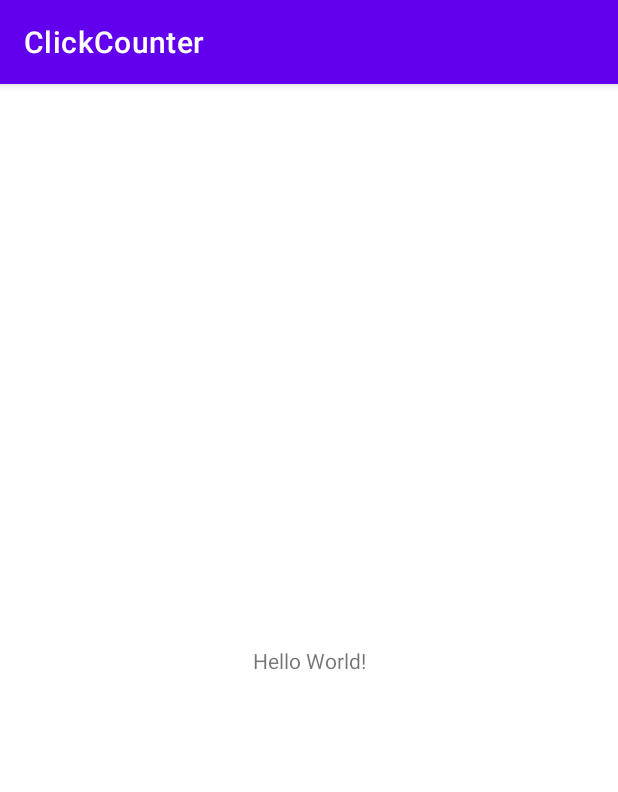
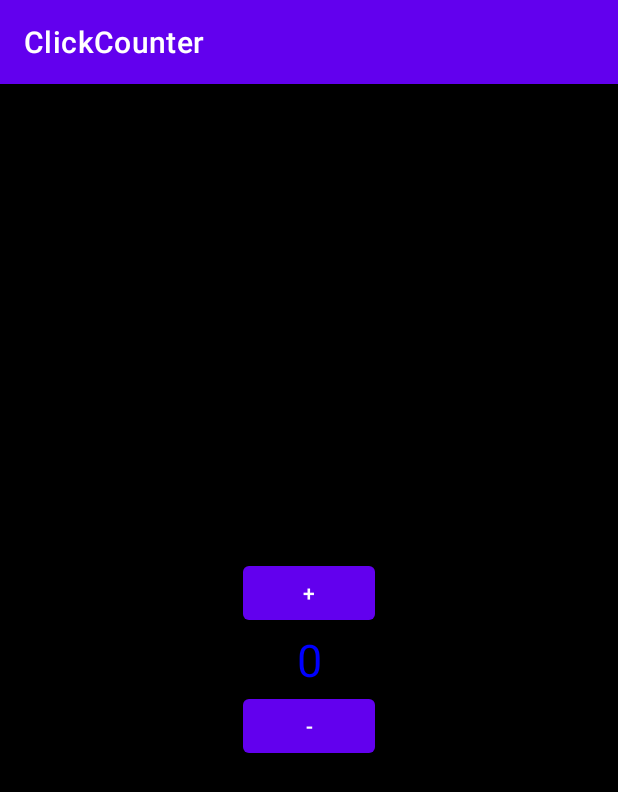
Before and after one commit to greengamerhu/ClickCounter, an Android app: the screen it shows after launch (MainActivity), on a phone screen of 412 x 824 dp. Shown: the top 792 px of the screen. Run offline under Robolectric (Android 15) with nearby library versions, the phone set to English and light mode, and no system bars.

Commit message:
Alapfeladat Kész

```diff
--- a/app/src/main/java/com/example/clickcounter/MainActivity.java
+++ b/app/src/main/java/com/example/clickcounter/MainActivity.java
@@ -2,13 +2,87 @@ package com.example.clickcounter;
 
 import androidx.appcompat.app.AppCompatActivity;
 
+import android.graphics.Color;
+import android.graphics.ImageFormat;
 import android.os.Bundle;
+import android.text.Editable;
+import android.text.TextWatcher;
+import android.view.View;
+import android.widget.Button;
+import android.widget.TextView;
+
+import org.w3c.dom.Text;
 
 public class MainActivity extends AppCompatActivity {
 
+    private Button buttonPlussz;
+    private Button buttonMinusz;
+    private TextView TextViewOut;
+    private int szam;
     @Override
     protected void onCreate(Bundle savedInstanceState) {
         super.onCreate(savedInstanceState);
         setContentView(R.layout.activity_main);
+        init();
+
+        TextViewOut.setText("0");
+        TextViewOut.setTextColor(Color.BLUE);
+        TextViewOut.setOnClickListener(new View.OnClickListener() {
+            @Override
+            public void onClick(View view) {
+                TextViewOut.setText("0");
+                TextViewOut.setTextColor(Color.BLUE);
+            }
+
+        });
+        TextViewOut.addTextChangedListener(new TextWatcher() {
+            @Override
+            public void beforeTextChanged(CharSequence charSequence, int i, int i1, int i2) {
+
+            }
+
+            @Override
+            public void onTextChanged(CharSequence charSequence, int i, int i1, int i2) {
+                if (szam > 0) {
+                    TextViewOut.setTextColor(Color.GREEN);
+
+                } else if (szam < 0) {
+                    TextViewOut.setTextColor(Color.RED);
+
+                } else {
+                    TextViewOut.setTextColor(Color.BLUE);
+
+                }
+            }
+
+            @Override
+            public void afterTextChanged(Editable editable) {
+
+            }
+        });
+
+        buttonPlussz.setOnClickListener(new View.OnClickListener() {
+            @Override
+            public void onClick(View view) {
+               szam++;
+
+                TextViewOut.setText(String.valueOf(szam));
+            }
+        });
+        buttonMinusz.setOnClickListener(new View.OnClickListener() {
+            @Override
+            public void onClick(View view) {
+                szam--;
+                TextViewOut.setText(String.valueOf(szam));
+
+            }
+        });
+    }
+    private void init() {
+        buttonPlussz = findViewById(R.id.buttonPlussz);
+        buttonMinusz = findViewById(R.id.buttonMinusz);
+        TextViewOut = findViewById(R.id.TextViewOut);
+        szam = 0;
+
     }
 }
--- a/app/src/main/res/layout/activity_main.xml
+++ b/app/src/main/res/layout/activity_main.xml
@@ -1,18 +1,38 @@
 <?xml version="1.0" encoding="utf-8"?>
-<androidx.constraintlayout.widget.ConstraintLayout xmlns:android="http://schemas.android.com/apk/res/android"
+<RelativeLayout xmlns:android="http://schemas.android.com/apk/res/android"
     xmlns:app="http://schemas.android.com/apk/res-auto"
     xmlns:tools="http://schemas.android.com/tools"
     android:layout_width="match_parent"
     android:layout_height="match_parent"
-    tools:context=".MainActivity">
-
-    <TextView
+    tools:context=".MainActivity"
+    android:gravity="center"
+    android:background="@color/black"
+    >
+    <Button
         android:layout_width="wrap_content"
         android:layout_height="wrap_content"
-        android:text="Hello World!"
-        app:layout_constraintBottom_toBottomOf="parent"
-        app:layout_constraintEnd_toEndOf="parent"
-        app:layout_constraintStart_toStartOf="parent"
-        app:layout_constraintTop_toTopOf="parent" />
+        android:id="@+id/buttonPlussz"
+        android:text="+"
+        android:layout_centerHorizontal="true"
+        />
+    <TextView
+        android:layout_width="match_parent"
+        android:layout_height="wrap_content"
+        android:layout_below="@id/buttonPlussz"
+        android:id="@+id/TextViewOut"
+        android:text="0"
+        android:textSize="30sp"
+        android:textAlignment="center"
+        android:clickable="true"
+        />
+    <Button
+        android:layout_width="wrap_content"
+        android:layout_height="wrap_content"
+        android:id="@+id/buttonMinusz"
+        android:layout_below="@id/TextViewOut"
+        android:text="-"
+        android:layout_centerHorizontal="true"
+        />
 
-</androidx.constraintlayout.widget.ConstraintLayout>
+
+</RelativeLayout>
```
